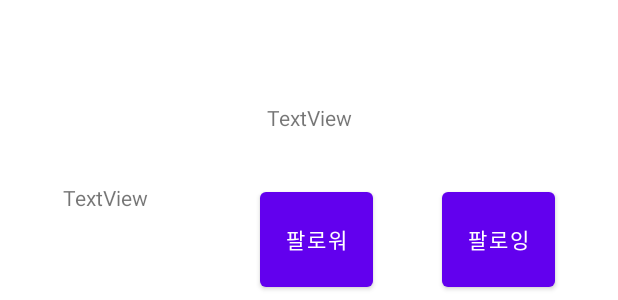
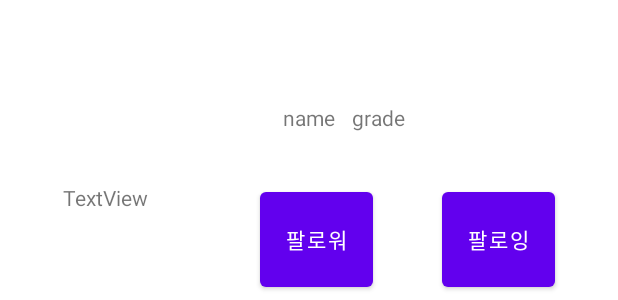
Before and after one commit to herok97/EveryRefri1, an Android app: the layout activity_4_main.xml on its own in the app's theme, with its tools: preview values and no code run, on a phone screen of 412 x 824 dp. Shown: the part 293-593 px from the top of the screen. Run offline under Robolectric (Android 15) with nearby library versions, the phone set to English and light mode, and no system bars.

Commit message:
메인화면에서 사용자 정보 가져오기 모두 구현

```diff
--- a/app/src/main/java/com/example/everyrefri/activity_2_sign_up.java
+++ b/app/src/main/java/com/example/everyrefri/activity_2_sign_up.java
@@ -70,7 +70,7 @@ public class activity_2_sign_up extends AppCompatActivity {
                 // 제대로 정보를 입력했다면.
                 else
                 {
-                    signIn(id, email, pass);
+                    signUp(id, email, pass);
                 }
 
             }
@@ -98,7 +98,7 @@ public class activity_2_sign_up extends AppCompatActivity {
             return et.getText().toString();
     }
 
-    private void signIn(String id, String email, String pass){
+    private void signUp(String id, String email, String pass){
         // 진행 상황 알려주기
         final ProgressDialog mDialog = new ProgressDialog(this);
         mDialog.setMessage("가입중..잠시만 기다려주세요.");
@@ -142,7 +142,7 @@ public class activity_2_sign_up extends AppCompatActivity {
 
                             FirebaseDatabase database = FirebaseDatabase.getInstance();
                             DatabaseReference reference = database.getReference("Users");
-                            reference.child(id).setValue(userInfo);
+                            reference.child(email.substring(0, email.indexOf("@"))).setValue(userInfo);
 
 
                             //가입이 이루어져을시 가입 화면을 빠져나감.
--- a/app/src/main/res/layout/activity_4_main.xml
+++ b/app/src/main/res/layout/activity_4_main.xml
@@ -65,7 +65,7 @@
         app:layout_constraintTop_toBottomOf="@+id/tv_main4" />
 
     <TextView
-        android:id="@+id/tv_fullname"
+        android:id="@+id/tv_name"
         android:layout_width="wrap_content"
         android:layout_height="wrap_content"
         android:layout_marginStart="100dp"
@@ -73,11 +73,27 @@
         android:layout_marginEnd="100dp"
         android:layout_marginBottom="34dp"
         android:gravity="center"
-        android:text="TextView"
+        android:text="name"
         app:layout_constraintBottom_toTopOf="@+id/bt_follower"
         app:layout_constraintEnd_toEndOf="parent"
         app:layout_constraintStart_toStartOf="parent"
         app:layout_constraintTop_toBottomOf="@+id/linearLayout" />
+
+    <TextView
+        android:id="@+id/tv_grade"
+        android:layout_width="wrap_content"
+        android:layout_height="wrap_content"
+        android:layout_marginTop="8dp"
+        android:layout_marginEnd="100dp"
+        android:layout_marginBottom="34dp"
+        android:gravity="center"
+        android:text="grade"
+        app:layout_constraintBottom_toTopOf="@+id/bt_follower"
+        app:layout_constraintEnd_toEndOf="parent"
+        app:layout_constraintHorizontal_bias="0.207"
+        app:layout_constraintStart_toEndOf="@+id/tv_name"
+        app:layout_constraintTop_toBottomOf="@+id/linearLayout"
+        app:layout_constraintVertical_bias="0.0" />
 
     <Button
         android:id="@+id/bt_follower"
@@ -87,7 +103,7 @@
         android:layout_marginEnd="46dp"
         android:text="팔로워"
         app:layout_constraintEnd_toStartOf="@+id/bt_following"
-        app:layout_constraintTop_toBottomOf="@+id/tv_fullname" />
+        app:layout_constraintTop_toBottomOf="@+id/tv_name" />
 
     <Button
         android:id="@+id/bt_following"
```
Also changed, not shown: app/src/main/java/com/example/everyrefri/User.java (+13 -2 lines), app/src/main/java/com/example/everyrefri/activity_4_main.java (+85 -18 lines).
